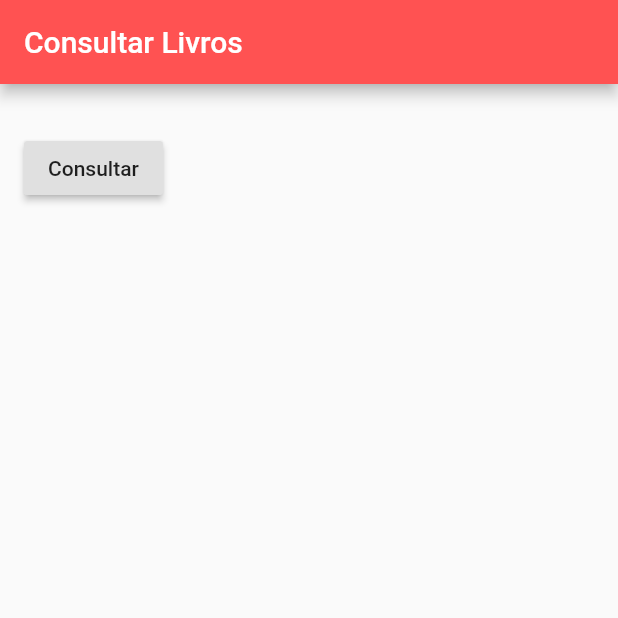
After one commit to dalton-reis/dpm_2020-1_not_equipe-09, a Flutter app: the screen it shows after launch, after a tap on the "arrow drop down circle" icon, on a phone screen of 412 x 824 dp, the top half of it. The commit adds this screen. Run offline on Flutter 3.47's test engine with Material 2 defaults, Android fonts, the phone set to English and light mode, and no system bars; our stand-ins replace camera, flutter_blue, gallery_saver, geolocator, google_maps_flutter, sensors and 1 more; missing offline and left inert: barcode_scan, http_interceptor; accounts and stored records are empty; network calls fail.

Commit message:
Tela de consulta

```diff
--- a/myApp/lib/main.dart
+++ b/myApp/lib/main.dart
@@ -1,16 +1,28 @@
 import 'package:flutter/material.dart';
 import 'package:myApp/cod_barras.dart';
 import 'package:myApp/screens/book_add.dart';
+import 'package:myApp/screens/book_get.dart';
 import "cadastro.dart";
 import "cod_barras.dart";
 
 var f = (context) => print("f");
 var scan_code = (context) => new ScanState().scan();// runApp(CodBarras());
 var cadastro = (context) => nevegaParaCadastro(context);
+var consulta = (context) => listarLivros(context);
+
+void listarLivros(context) {
+  Navigator.push(context, MaterialPageRoute(builder: (context) => BookGet()));
+
+}
+
+void cadastrarLivroComCodBarra(context) {
+  var livro =  new ScanState().scan();
+
+}
 
 void nevegaParaCadastro(context) {
   print("passou aqui");
-  Navigator.push(context, MaterialPageRoute(builder: (context) => LibraryApp()));
+  Navigator.push(context, MaterialPageRoute(builder: (context) => BookAdd()));
 }
 
 void main() {
@@ -96,7 +108,7 @@ class _MyHomePageState extends State<MyHomePage> {
                 children: <Widget>[
                   _gridItem(Icons.airplanemode_active, "Escanear", scan_code, context),
                   _gridItem(Icons.add_shopping_cart, "Cadastro", cadastro, context),
-                  _gridItem(Icons.arrow_drop_down_circle, "Text", f, context),
+                  _gridItem(Icons.arrow_drop_down_circle, "Text", consulta, context),
                   _gridItem(Icons.bluetooth_searching, "Text", f, context),
                   _gridItem(Icons.add_location, "Text", f, context),
                   _gridItem(Icons.arrow_drop_down_circle, "Text", f, context),
--- a/myApp/lib/screens/book_add.dart
+++ b/myApp/lib/screens/book_add.dart
@@ -16,7 +16,8 @@ class BookAdd extends StatelessWidget {
       color: Theme.of(context).primaryColor,
       home: Scaffold(
         appBar: AppBar(
-          title: Text('Cadastro'),
+          title: Text('Sub Page'),
+          backgroundColor: Colors.redAccent,
         ),
         body: Padding(
           padding: const EdgeInsets.all(16.0),
@@ -51,6 +52,7 @@ class BookAdd extends StatelessWidget {
 
                     final Book newBook = Book(0, name, author, status);
                     _dao.save(newBook);
+                    Navigator.pop(context);
                   },
                 ),
               ),
--- /dev/null
+++ b/myApp/lib/screens/book_get.dart
@@ -0,0 +1,64 @@
+import 'package:flutter/material.dart';
+
+import '../database/dao/book_dao.dart';
+import '../models/book.dart';
+
+class BookGet extends StatelessWidget {
+
+  final BookDao _dao = BookDao();
+
+  @override
+  Widget build(BuildContext context) {
+    return MaterialApp(
+      color: Theme.of(context).primaryColor,
+      home: Scaffold(
+        appBar: AppBar(
+          title: Text('Consultar Livros'),
+          backgroundColor: Colors.redAccent,
+        ),
+        body: Padding(
+          padding: const EdgeInsets.all(16.0),
+          child: Column(
+            children: <Widget>[
+
+              Padding(
+                padding: const EdgeInsets.only(top: 16.0),
+                child: RaisedButton(
+                  child: Text('Consultar'),
+                  onPressed: () async {
+                    var lista = await _dao.findAll();
+                    print(lista);
+                  },
+                ),
+              ),
+            ],
+          ),
+        ),
+      ),
+    );
+  }
+
+//  Widget _buildSuggestions() {
+//    return ListView.builder(
+//        padding: const EdgeInsets.all(16.0),
+//        itemBuilder: (context, i) {
+//          if (i.isOdd) return Divider();
+//
+//          final index = i~/2;
+//          if (index >= _suggestions.length) {
+//            _suggestions.addAll(generateWordPairs().take(10));
+//          }
+//          return _buildRow(_suggestions[index]);
+//        });
+//  }
+//
+//  Widget _buildRow () {
+//    return ListTile (
+//      title: Text (
+//        pair.asPascalCase,
+//        style: _biggerFont,
+//      ),
+//    );
+//  }
+
+}
```
